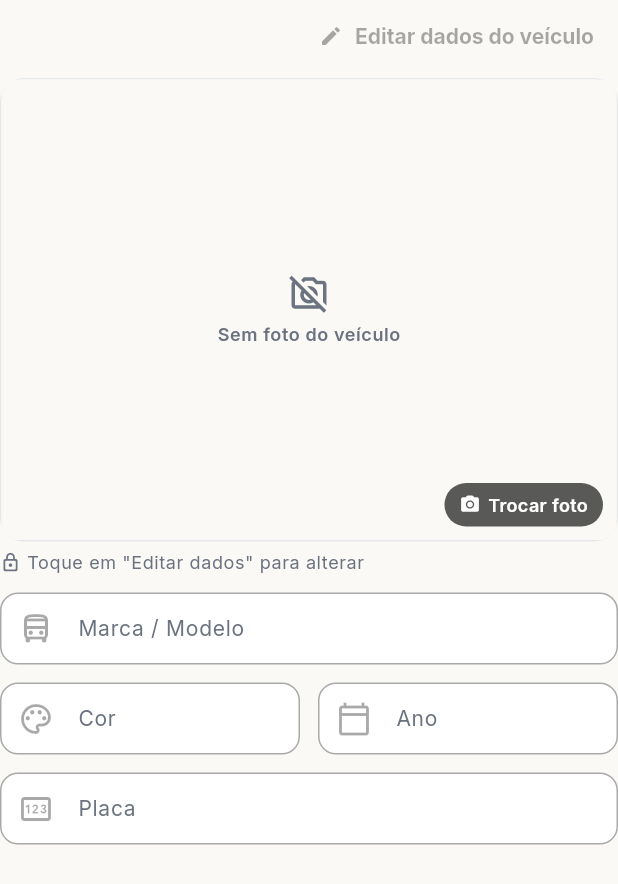
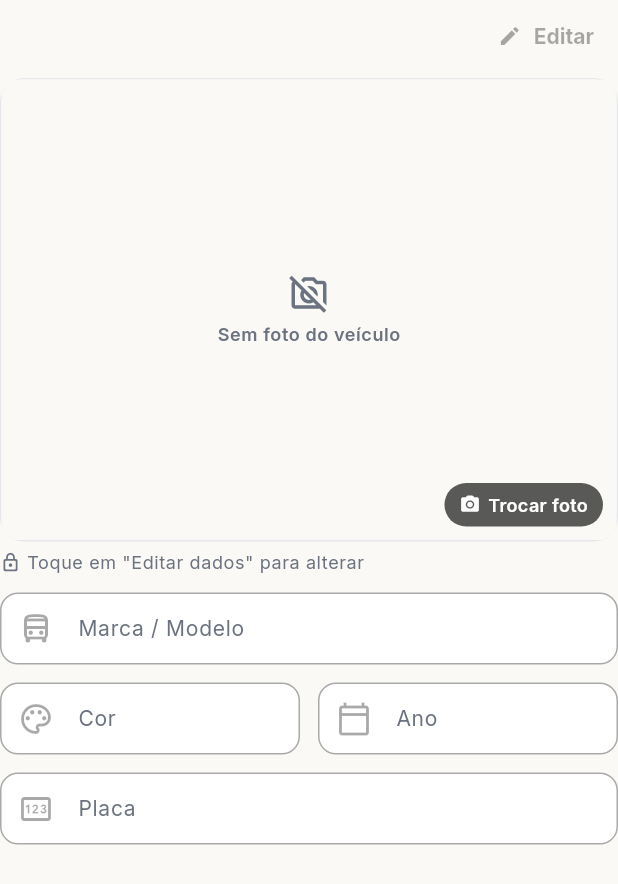
Before and after one commit to victormdsm/faixa-amarela-flutter-app, a Flutter app: the DriverVehicleSection widget shown alone on an empty page, opened directly with empty values, on a phone screen of 412 x 824 dp. Shown: the top 884 px of the screen. Run offline on Flutter 3.47's test engine with Material 3 defaults, Android fonts, the phone set to English and light mode, and no system bars; our stand-ins replace cached_network_image, dio, firebase_core, firebase_messaging, flutter_local_notifications, flutter_map and 14 more; missing offline and left inert: flutter_background_service, maplibre_gl; accounts and stored records are empty; generated files the repository leaves out were written again; network calls fail; project files that could hold a hidden picture were left out.

Commit message:
fix(settings): botões de edição de seção com rótulo curto — fim do título esmagado em telas estreitas
'Editar dados pessoais'/'Editar cobertura'/'Editar dados do veículo' no trailing
espremiam o título da seção, que quebrava palavra por palavra. Rótulos viram
'Editar'/'Cancelar' com a ação completa no tooltip.

```diff
--- a/lib/features/driver_portal/presentation/widgets/driver_vehicle_section.dart
+++ b/lib/features/driver_portal/presentation/widgets/driver_vehicle_section.dart
@@ -42,17 +42,23 @@ class DriverVehicleSection extends StatelessWidget {
           children: [
             const Spacer(),
             if (!editMode)
-              TextButton.icon(
-                onPressed: isSaving ? null : onToggleEdit,
-                icon: const Icon(Icons.edit_rounded, size: 16),
-                label: const Text('Editar dados do veículo'),
+              Tooltip(
+                message: 'Editar dados do veículo',
+                child: TextButton.icon(
+                  onPressed: isSaving ? null : onToggleEdit,
+                  icon: const Icon(Icons.edit_rounded, size: 16),
+                  label: const Text('Editar'),
+                ),
               )
             else
-              TextButton.icon(
-                onPressed: isSaving ? null : onToggleEdit,
-                icon: const Icon(Icons.lock_outline_rounded, size: 16),
-                label: const Text('Cancelar edição'),
-                style: TextButton.styleFrom(foregroundColor: AppColors.slate),
+              Tooltip(
+                message: 'Cancelar edição',
+                child: TextButton.icon(
+                  onPressed: isSaving ? null : onToggleEdit,
+                  icon: const Icon(Icons.lock_outline_rounded, size: 16),
+                  label: const Text('Cancelar'),
+                  style: TextButton.styleFrom(foregroundColor: AppColors.slate),
+                ),
               ),
           ],
         ),
```
Also changed, not shown: lib/features/driver_portal/presentation/pages/driver_settings_page.dart (+18 -9 lines), lib/features/driver_portal/presentation/widgets/driver_coverage_section.dart (+17 -9 lines), 1 other file.
